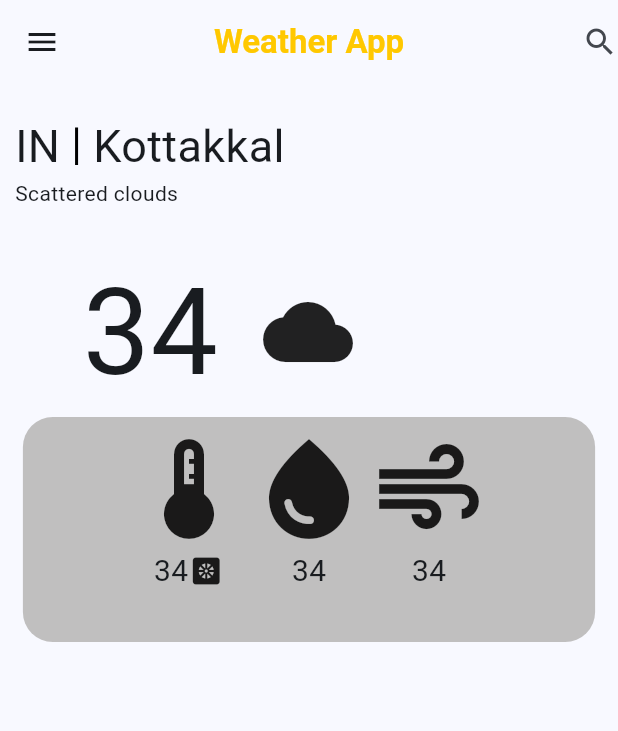
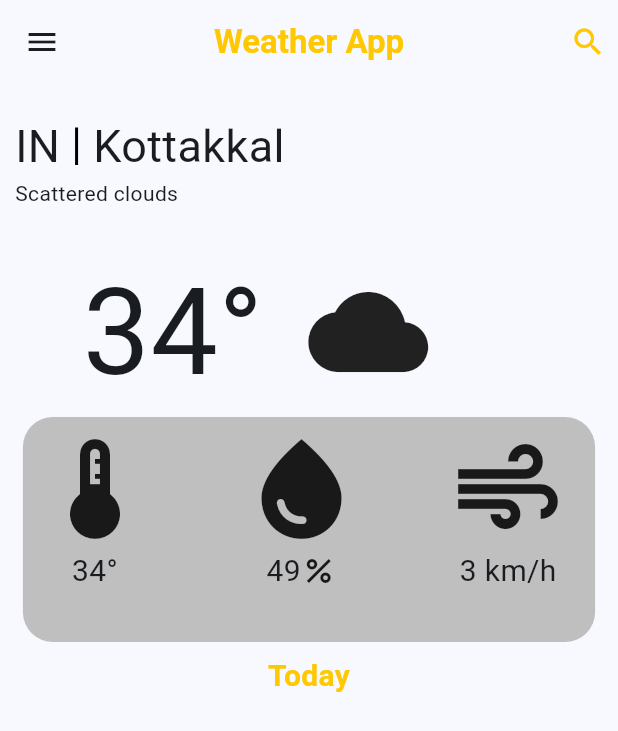
Before and after one commit to Akashellath/Dark-and-white-mode, a Flutter app: the screen it shows after launch, on a phone screen of 412 x 824 dp. Shown: the top 731 px of the screen. Run offline on Flutter 3.47's test engine with Material 3 defaults, Android fonts, the phone set to English and light mode, and no system bars; our stand-ins replace adaptive_theme.

Commit message:
third commit

```diff
--- a/lib/main.dart
+++ b/lib/main.dart
@@ -106,7 +106,10 @@ class MyHomePage extends StatelessWidget {
               fontWeight: FontWeight.bold,
             ),
           ),
-          actions: [Icon(Icons.search)],
+          actions: [Padding(
+            padding: const EdgeInsets.all(8.0),
+            child: Icon(Icons.search,  color: Color.fromARGB(255, 255, 200, 0),),
+          ), ],
         ),
         body: Column(
           children: [
@@ -149,7 +152,7 @@ class MyHomePage extends StatelessWidget {
               child: Row(
                 children: [
                   Text(
-                    "34",
+                    "34°",
                     style: TextStyle(fontSize: 80),
                   ),
                   SizedBox(
@@ -157,7 +160,7 @@ class MyHomePage extends StatelessWidget {
                   ),
                   Icon(
                     Icons.cloud,
-                    size: 60,
+                    size: 80,
                   )
                 ],
               ),
@@ -177,26 +180,34 @@ class MyHomePage extends StatelessWidget {
                     Column(
                       children: [Icon(Icons.thermostat,size: 80,), Row(
                         children: [
-                          Text("34",style: TextStyle(fontSize: 20),),Icon(Icons.heat_pump)
+                          Text("34°",style: TextStyle(fontSize: 20),)
 
-                          //
-                          //
-                          //
-                          //
-                          //
 
                         ],
                       )],
-                    ),
+                    ),Spacer(),
                     Column(
-                      children: [Icon(Icons.water_drop,size: 80), Text("34",style: TextStyle(fontSize: 20))],
-                    ),
-                    Column(
-                      children: [Icon(Icons.air,size: 80), Text("34",style: TextStyle(fontSize: 20))],
+                      children: [Icon(Icons.water_drop,size: 80), Row(
+                        children: [
+                          Text("49",style: TextStyle(fontSize: 20)),Icon(Icons.percent,)
+                        ],
+                      ),],
+                    ),Spacer(),
+                    Padding(
+                      padding: const EdgeInsets.only(right: 10),
+                      child: Column(
+                        children: [Icon(Icons.air,size: 80), Text("3 km/h",style: TextStyle(fontSize: 20))],
+                      ),
                     )
                   ],
                 ),
               ),
+            ), Padding(
+              padding: const EdgeInsets.all(8.0),
+              child: Text("Today", style: TextStyle(
+                color: Color.fromARGB(255, 255, 200, 0),
+                fontWeight: FontWeight.bold,fontSize: 20
+              ),),
             )
           ],
         ));
```
